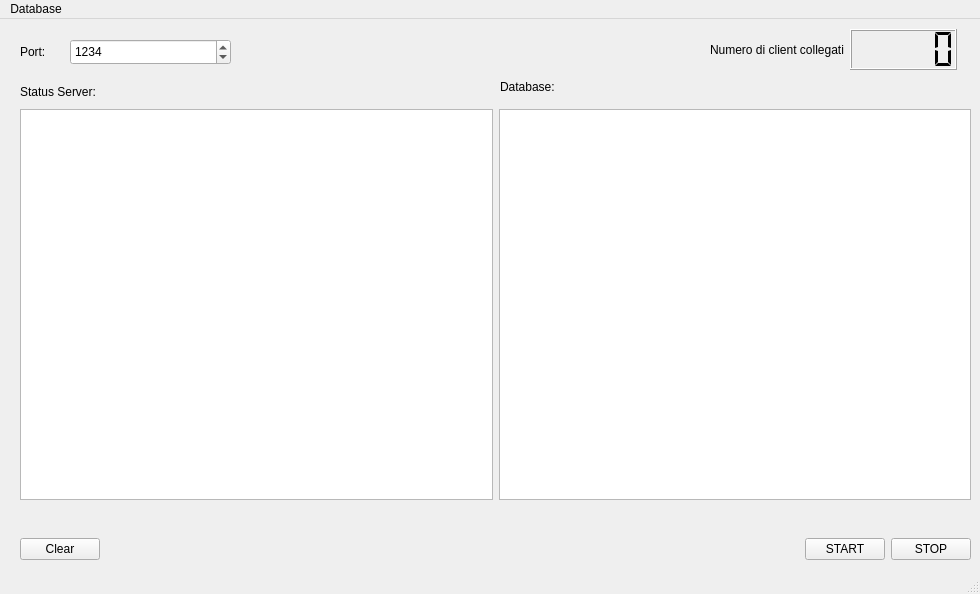
This is MyserverEncrypt/mainwindow.ui in cosimo265598/Edilive as Qt 5 draws it before an edit. The edited form follows.
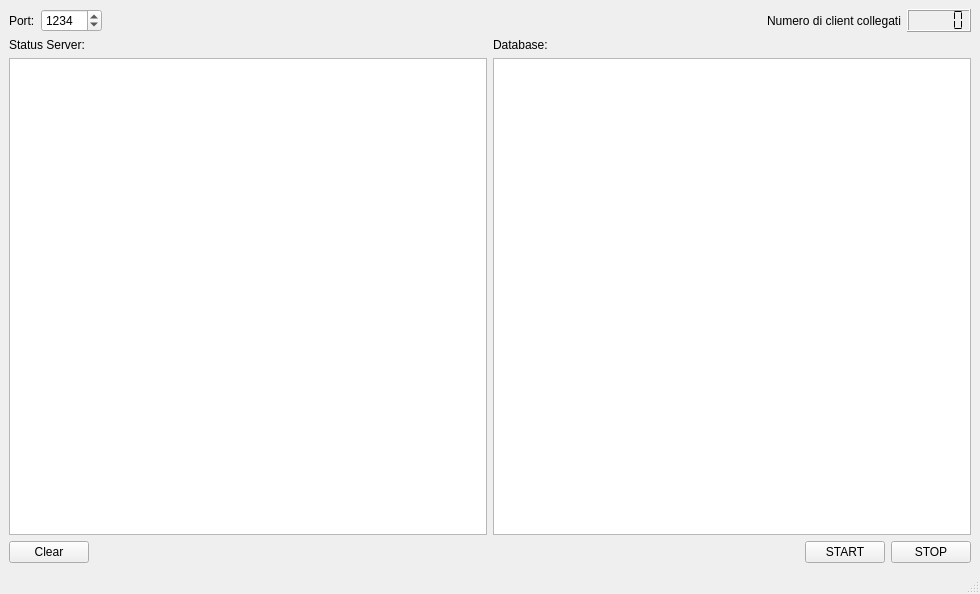
This is the edited form.

Diff of the .ui file:
```diff
--- a/MyserverEncrypt/mainwindow.ui
+++ b/MyserverEncrypt/mainwindow.ui
@@ -14,28 +14,20 @@
    <string>MainWindow</string>
   </property>
   <widget class="QWidget" name="centralwidget">
+   <layout class="QVBoxLayout" name="verticalLayout">
+    <item>
+     <layout class="QHBoxLayout" name="horizontalLayout_5">
+      <item>
+       <layout class="QHBoxLayout" name="horizontalLayout_4">
+        <item>
    <widget class="QLabel" name="port_label">
-    <property name="geometry">
-     <rect>
-      <x>20</x>
-      <y>20</y>
-      <width>34</width>
-      <height>26</height>
-     </rect>
-    </property>
     <property name="text">
      <string>Port:</string>
     </property>
    </widget>
+        </item>
+        <item>
    <widget class="QSpinBox" name="nport">
-    <property name="geometry">
-     <rect>
-      <x>70</x>
-      <y>20</y>
-      <width>161</width>
-      <height>26</height>
-     </rect>
-    </property>
     <property name="minimum">
      <number>1025</number>
     </property>
@@ -46,41 +38,15 @@
      <number>1234</number>
     </property>
    </widget>
-   <widget class="QLabel" name="status">
-    <property name="geometry">
-     <rect>
-      <x>20</x>
-      <y>60</y>
-      <width>111</width>
-      <height>26</height>
-     </rect>
-    </property>
-    <property name="text">
-     <string>Status Server:</string>
-    </property>
-   </widget>
-   <widget class="QWidget" name="layoutWidget">
-    <property name="geometry">
-     <rect>
-      <x>20</x>
-      <y>510</y>
-      <width>951</width>
-      <height>41</height>
-     </rect>
-    </property>
-    <layout class="QHBoxLayout" name="horizontalLayout_2">
-     <item>
-      <widget class="QPushButton" name="startserver_2">
-       <property name="text">
-        <string>Clear</string>
-       </property>
-      </widget>
      </item>
      <item>
-      <spacer name="horizontalSpacer">
+         <spacer name="horizontalSpacer_2">
        <property name="orientation">
         <enum>Qt::Horizontal</enum>
        </property>
+          <property name="sizeType">
+           <enum>QSizePolicy::Expanding</enum>
+          </property>
        <property name="sizeHint" stdset="0">
         <size>
          <width>40</width>
@@ -90,30 +56,6 @@
       </spacer>
      </item>
      <item>
-      <widget class="QPushButton" name="startserver">
-       <property name="text">
-        <string>START</string>
-       </property>
-      </widget>
-     </item>
-     <item>
-      <widget class="QPushButton" name="stopserver">
-       <property name="text">
-        <string>STOP</string>
-       </property>
-      </widget>
-     </item>
-    </layout>
-   </widget>
-   <widget class="QWidget" name="layoutWidget">
-    <property name="geometry">
-     <rect>
-      <x>710</x>
-      <y>10</y>
-      <width>247</width>
-      <height>41</height>
-     </rect>
-    </property>
     <layout class="QHBoxLayout" name="horizontalLayout">
      <item>
       <widget class="QLabel" name="port_label_2">
@@ -146,29 +88,30 @@
       </widget>
      </item>
     </layout>
-   </widget>
+        </item>
+       </layout>
+      </item>
+     </layout>
+    </item>
+    <item>
+     <layout class="QHBoxLayout" name="horizontalLayout_6">
+      <item>
+       <widget class="QLabel" name="status">
+        <property name="text">
+         <string>Status Server:</string>
+        </property>
+       </widget>
+      </item>
+      <item>
    <widget class="QLabel" name="label">
-    <property name="geometry">
-     <rect>
-      <x>500</x>
-      <y>60</y>
-      <width>71</width>
-      <height>16</height>
-     </rect>
-    </property>
     <property name="text">
      <string>Database:</string>
     </property>
    </widget>
-   <widget class="QWidget" name="layoutWidget">
-    <property name="geometry">
-     <rect>
-      <x>20</x>
-      <y>90</y>
-      <width>951</width>
-      <height>391</height>
-     </rect>
-    </property>
+      </item>
+     </layout>
+    </item>
+    <item>
     <layout class="QHBoxLayout" name="horizontalLayout_3">
      <item>
       <widget class="QPlainTextEdit" name="commet"/>
@@ -187,7 +130,46 @@
       </widget>
      </item>
     </layout>
-   </widget>
+    </item>
+    <item>
+     <layout class="QHBoxLayout" name="horizontalLayout_2">
+      <item>
+       <widget class="QPushButton" name="startserver_2">
+        <property name="text">
+         <string>Clear</string>
+        </property>
+       </widget>
+      </item>
+      <item>
+       <spacer name="horizontalSpacer">
+        <property name="orientation">
+         <enum>Qt::Horizontal</enum>
+        </property>
+        <property name="sizeHint" stdset="0">
+         <size>
+          <width>40</width>
+          <height>20</height>
+         </size>
+        </property>
+       </spacer>
+      </item>
+      <item>
+       <widget class="QPushButton" name="startserver">
+        <property name="text">
+         <string>START</string>
+        </property>
+       </widget>
+      </item>
+      <item>
+       <widget class="QPushButton" name="stopserver">
+        <property name="text">
+         <string>STOP</string>
+        </property>
+       </widget>
+      </item>
+     </layout>
+    </item>
+   </layout>
   </widget>
   <widget class="QMenuBar" name="menubar">
    <property name="geometry">
@@ -198,14 +180,6 @@
      <height>22</height>
     </rect>
    </property>
-   <widget class="QMenu" name="menuDatabase">
-    <property name="title">
-     <string>Database</string>
-    </property>
-    <addaction name="actionStatus"/>
-    <addaction name="separator"/>
-   </widget>
-   <addaction name="menuDatabase"/>
   </widget>
   <widget class="QStatusBar" name="statusbar"/>
   <action name="actionStatus">
```
Lines whose indentation alone changed are shown as unchanged.
